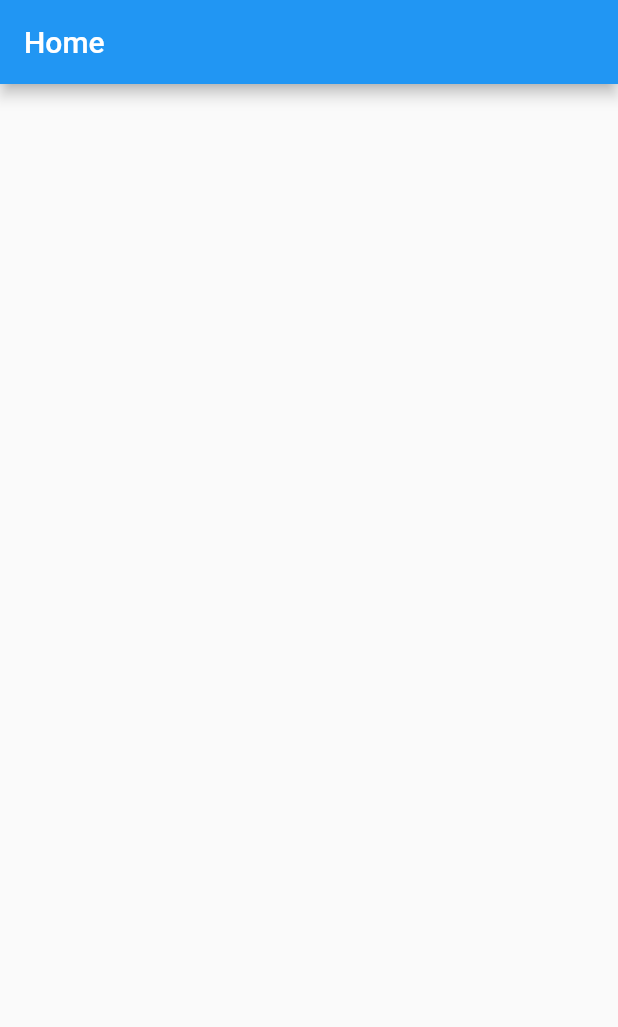
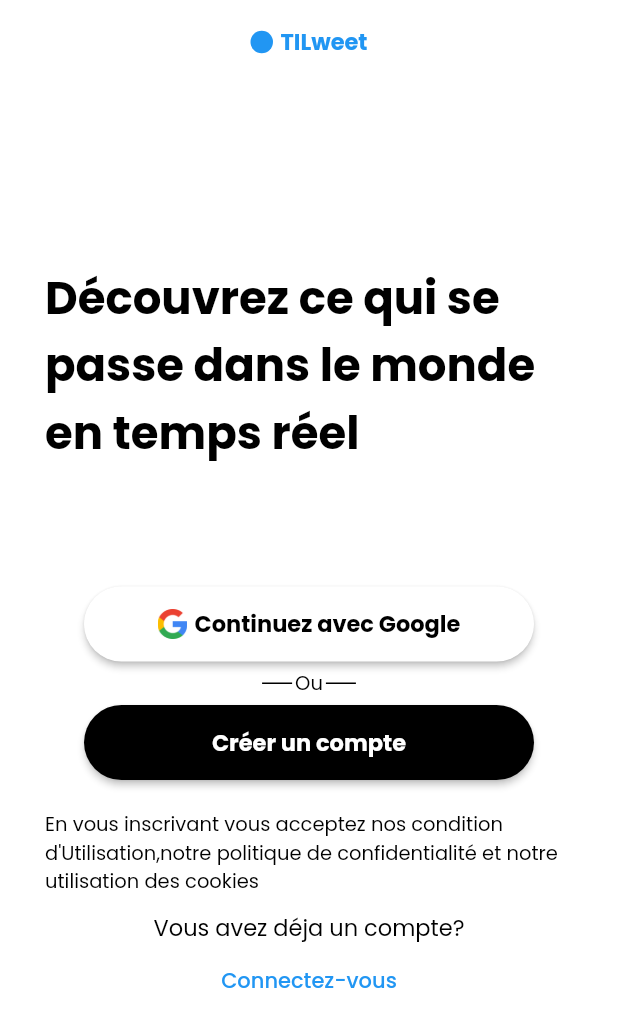
Before and after one commit to TIENTCHEUisrael/TILweet, a Flutter app: the screen it shows after launch, on a phone screen of 412 x 824 dp. Shown: the top 1027 px of the screen. Run offline on Flutter 3.47's test engine with Material 2 defaults, Android fonts, the phone set to English and light mode, and no system bars; our stand-ins replace flutter_spinkit, google_fonts.

Commit message:
First page finish

```diff
--- /dev/null
+++ b/lib/components/screens/Authentification/authentificationPage1.dart
@@ -0,0 +1,200 @@
+import 'package:flutter/material.dart';
+import 'package:google_fonts/google_fonts.dart';
+import 'package:twitter_clone/components/widgets/textWidget.dart';
+import 'package:twitter_clone/constant/colors.dart';
+
+class AuthPage1 extends StatefulWidget {
+  const AuthPage1({super.key});
+
+  @override
+  State<AuthPage1> createState() => _AuthPage1State();
+}
+
+class _AuthPage1State extends State<AuthPage1> {
+  @override
+  Widget build(BuildContext context) {
+    return Scaffold(
+      backgroundColor: white,
+      appBar: AppBar(
+        backgroundColor: white,
+        elevation: 0,
+        title: Center(
+          child: Row(
+            mainAxisAlignment: MainAxisAlignment.center,
+            children: [
+              Container(
+                margin: const EdgeInsets.only(right: 5),
+                height: 15,
+                width: 15,
+                decoration: BoxDecoration(
+                  borderRadius: BorderRadius.circular(50),
+                  color: Colors.blue,
+                ),
+              ),
+              TextWidget(
+                text: "TILweet",
+                color: Colors.blue,
+                size: 15,
+                fontWeight: FontWeight.bold,
+              ),
+            ],
+          ),
+        ),
+      ),
+      body: SingleChildScrollView(
+        child: Container(
+          margin: const EdgeInsets.symmetric(
+            horizontal: 15,
+          ),
+          child: Column(
+            children: [
+              const SizedBox(
+                height: 120,
+              ),
+              Container(
+                margin: const EdgeInsets.only(
+                  bottom: 80,
+                  left: 15,
+                  right: 15,
+                ),
+                child: Text(
+                  "Découvrez ce qui se passe dans le monde en temps réel",
+                  style: GoogleFonts.poppins(
+                    color: Colors.black,
+                    fontSize: 30,
+                    fontWeight: FontWeight.bold,
+                  ),
+                  textAlign: TextAlign.start,
+                ),
+              ),
+              ElevatedButton(
+                onPressed: () {},
+                style: ElevatedButton.styleFrom(
+                  backgroundColor: white,
+                  fixedSize: const Size(300, 50),
+                  shape: RoundedRectangleBorder(
+                    borderRadius: BorderRadius.circular(
+                      50,
+                    ),
+                  ),
+                ),
+                child: Row(
+                  mainAxisAlignment: MainAxisAlignment.center,
+                  children: [
+                    Container(
+                      margin: const EdgeInsets.only(right: 5),
+                      child: Image.asset(
+                        "assets/images/png/google.png",
+                        height: 20,
+                      ),
+                    ),
+                    TextWidget(
+                      color: Colors.black,
+                      text: "Continuez avec Google",
+                      size: 15,
+                      fontWeight: FontWeight.bold,
+                    ),
+                  ],
+                ),
+              ),
+              Container(
+                margin: const EdgeInsets.symmetric(
+                  vertical: 5,
+                ),
+                child: Row(
+                  mainAxisAlignment: MainAxisAlignment.center,
+                  children: [
+                    Container(
+                      margin: const EdgeInsets.only(
+                        right: 2,
+                      ),
+                      height: 1,
+                      width: 20,
+                      color: black,
+                    ),
+                    TextWidget(
+                      text: "Ou",
+                      color: black,
+                      size: 13,
+                    ),
+                    Container(
+                      margin: const EdgeInsets.only(
+                        left: 2,
+                      ),
+                      height: 1,
+                      width: 20,
+                      color: black,
+                    ),
+                  ],
+                ),
+              ),
+              ElevatedButton(
+                onPressed: () {},
+                style: ElevatedButton.styleFrom(
+                  backgroundColor: black,
+                  fixedSize: const Size(300, 50),
+                  shape: RoundedRectangleBorder(
+                    borderRadius: BorderRadius.circular(
+                      50,
+                    ),
+                  ),
+                ),
+                child: TextWidget(
+                  color: white,
+                  text: "Créer un compte",
+                  size: 15,
+                  fontWeight: FontWeight.bold,
+                ),
+              ),
+              Container(
+                margin: const EdgeInsets.only(
+                  top: 20,
+                  left: 15,
+                  right: 15,
+                  bottom: 5,
+                ),
+                child: Expanded(
+                  child: Text(
+                    "En vous inscrivant vous acceptez nos condition d'Utilisation,notre politique de confidentialité et notre utilisation des cookies",
+                    style: GoogleFonts.poppins(
+                      color: Colors.black,
+                      fontSize: 13,
+                    ),
+                  ),
+                ),
+              ),
+              Container(
+                margin: const EdgeInsets.symmetric(
+                  vertical: 5,
+                ),
+                child: Column(
+                  mainAxisAlignment: MainAxisAlignment.start,
+                  children: [
+                    Text(
+                      'Vous avez déja un compte?',
+                      style: GoogleFonts.poppins(
+                        color: Colors.black,
+                        fontSize: 15,
+                      ),
+                      textAlign: TextAlign.start,
+                    ),
+                    TextButton(
+                      onPressed: () {},
+                      child: Text(
+                        'Connectez-vous',
+                        style: GoogleFonts.poppins(
+                          color: Colors.blue,
+                        ),
+                        textAlign: TextAlign.start,
+                      ),
+                    ),
+                  ],
+                ),
+              ),
+            ],
+          ),
+        ),
+      ),
+    );
+  }
+}
--- a/lib/components/screens/splashScreen.dart
+++ b/lib/components/screens/splashScreen.dart
@@ -1,7 +1,7 @@
 import 'package:flutter/cupertino.dart';
 import 'package:flutter/material.dart';
 import 'package:flutter_spinkit/flutter_spinkit.dart';
-import 'package:twitter_clone/components/screens/homePages/homeScreen.dart';
+import 'package:twitter_clone/components/screens/Authentification/authentificationPage1.dart';
 import 'package:twitter_clone/components/widgets/textWidget.dart';
 
 class SplashScreen extends StatefulWidget {
@@ -16,12 +16,12 @@ class _SplashScreenState extends State<SplashScreen> {
   void initState() {
     super.initState();
 
-    Future.delayed(Duration(seconds: 3)).then(
+    Future.delayed(Duration(seconds: 5)).then(
       (value) => Navigator.pushReplacement(
         context,
         CupertinoPageRoute(
           builder: (_) {
-            return HomeScreen();
+            return AuthPage1();
           },
         ),
       ),
@@ -34,18 +34,26 @@ class _SplashScreenState extends State<SplashScreen> {
       body: SizedBox(
         child: Column(
           mainAxisAlignment: MainAxisAlignment.center,
+          crossAxisAlignment: CrossAxisAlignment.center,
           children: [
-            TextWidget(
-              text: "TILweet",
-              size: 35,
+            SpinKitSpinningCircle(
+              size: 70,
               color: Colors.blue,
             ),
             SizedBox(
-              height: 30,
+              height: 15,
             ),
-            SpinKitSpinningCircle(
-              size: 50,
-              color: Colors.blue,
+            TextWidget(
+              text: "TILweet",
+              color: Colors.lightBlueAccent,
+              size: 30,
+              fontWeight: FontWeight.bold,
+            ),
+            TextWidget(
+              text: "Chargement...",
+              color: Colors.black,
+              size: 10,
+              fontWeight: FontWeight.bold,
             ),
           ],
         ),
```
Also changed, not shown: pubspec.yaml (+4 -4 lines), assets/images/png/google.png (added), 1 other file.
